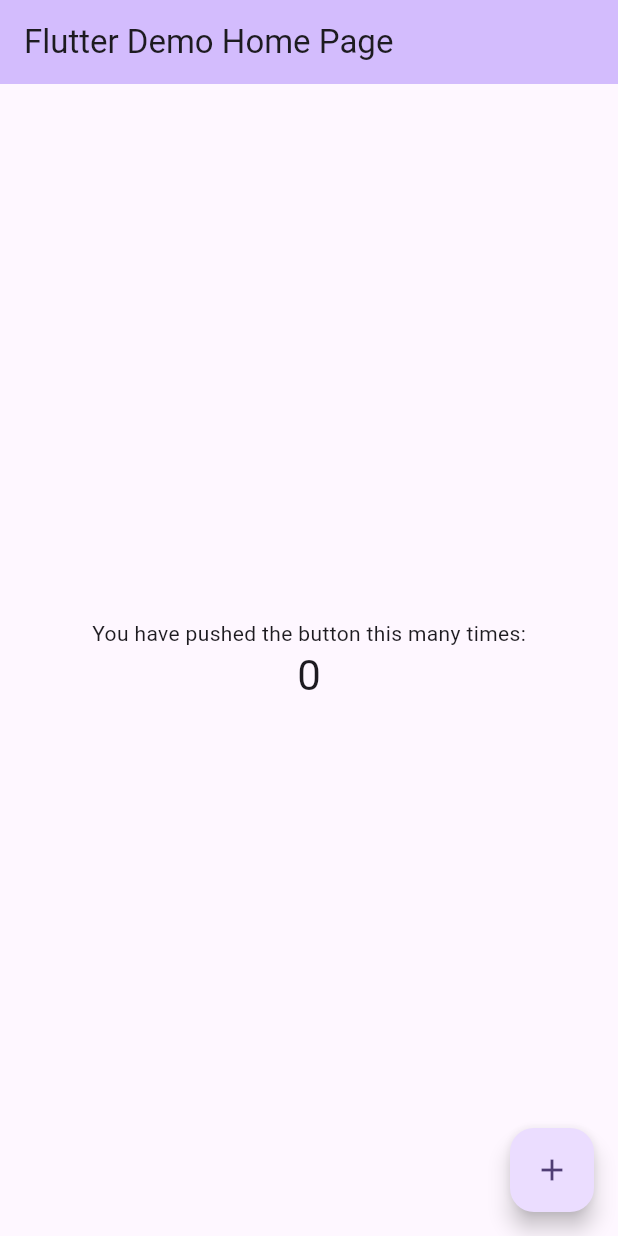
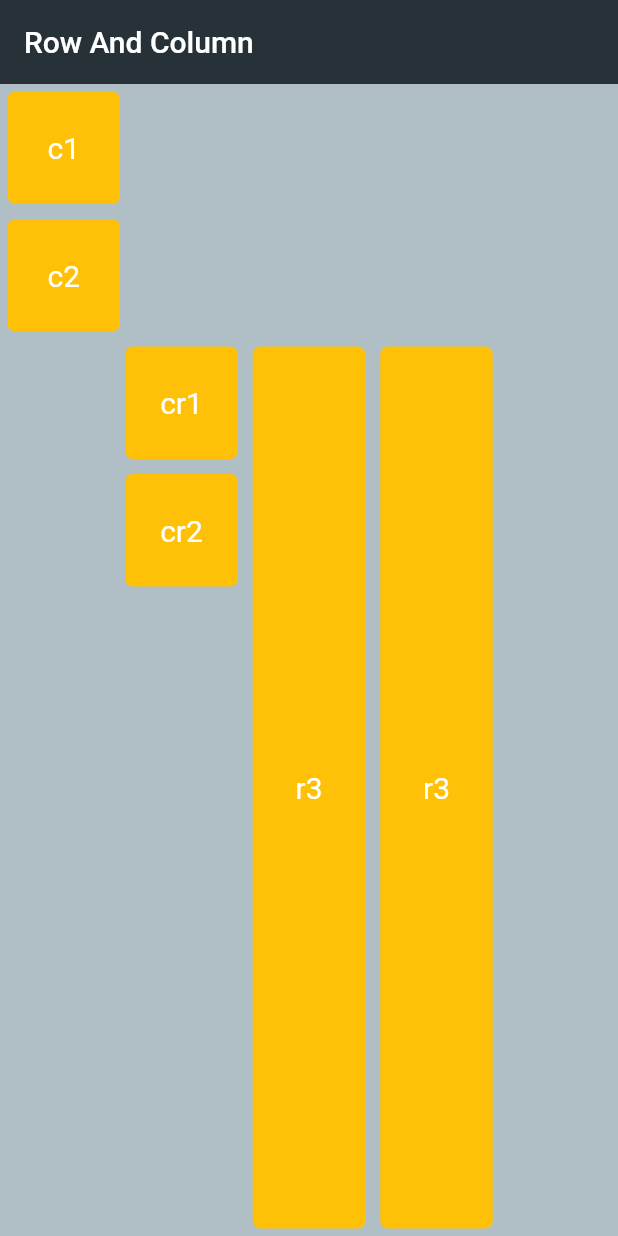
Before and after one commit to huseyinsahinli/FlutterForYouTube, a Flutter app: the screen it shows after launch, on a phone screen of 412 x 824 dp. Run offline on Flutter 3.47's test engine with Material 2 defaults, Android fonts, the light colour scheme and no system bars.

Commit message:
Row And Column

```diff
--- /dev/null
+++ b/lib/core/colors/custom_colors.dart
@@ -0,0 +1,19 @@
+import 'package:flutter/material.dart';
+
+class CustomColors {
+  static const List<Color> randomColorList = [
+    Colors.red,
+    Colors.green,
+    Colors.blue,
+    Colors.yellow,
+    Colors.purple,
+    Colors.orange,
+    Colors.pink,
+    Colors.teal,
+    Colors.cyan,
+    Colors.amber,
+    Colors.lime,
+    Colors.indigo,
+    Colors.brown,
+  ];
+}
--- a/lib/main.dart
+++ b/lib/main.dart
@@ -1,125 +1,17 @@
 import 'package:flutter/material.dart';
+import 'package:flutter_youtube/view/home_page.dart';
 
-void main() {
-  runApp(const MyApp());
-}
+void main() => runApp(const MyApp());
 
 class MyApp extends StatelessWidget {
   const MyApp({super.key});
 
-  // This widget is the root of your application.
   @override
   Widget build(BuildContext context) {
-    return MaterialApp(
-      title: 'Flutter Demo',
-      theme: ThemeData(
-        // This is the theme of your application.
-        //
-        // TRY THIS: Try running your application with "flutter run". You'll see
-        // the application has a blue toolbar. Then, without quitting the app,
-        // try changing the seedColor in the colorScheme below to Colors.green
-        // and then invoke "hot reload" (save your changes or press the "hot
-        // reload" button in a Flutter-supported IDE, or press "r" if you used
-        // the command line to start the app).
-        //
-        // Notice that the counter didn't reset back to zero; the application
-        // state is not lost during the reload. To reset the state, use hot
-        // restart instead.
-        //
-        // This works for code too, not just values: Most code changes can be
-        // tested with just a hot reload.
-        colorScheme: ColorScheme.fromSeed(seedColor: Colors.deepPurple),
-        useMaterial3: true,
-      ),
-      home: const MyHomePage(title: 'Flutter Demo Home Page'),
+    return const MaterialApp(
+      title: 'Flutter Steps',
+      debugShowCheckedModeBanner: false,
+      home: HomePage(),
     );
   }
 }
-
-class MyHomePage extends StatefulWidget {
-  const MyHomePage({super.key, required this.title});
-
-  // This widget is the home page of your application. It is stateful, meaning
-  // that it has a State object (defined below) that contains fields that affect
-  // how it looks.
-
-  // This class is the configuration for the state. It holds the values (in this
-  // case the title) provided by the parent (in this case the App widget) and
-  // used by the build method of the State. Fields in a Widget subclass are
-  // always marked "final".
-
-  final String title;
-
-  @override
-  State<MyHomePage> createState() => _MyHomePageState();
-}
-
-class _MyHomePageState extends State<MyHomePage> {
-  int _counter = 0;
-
-  void _incrementCounter() {
-    setState(() {
-      // This call to setState tells the Flutter framework that something has
-      // changed in this State, which causes it to rerun the build method below
-      // so that the display can reflect the updated values. If we changed
-      // _counter without calling setState(), then the build method would not be
-      // called again, and so nothing would appear to happen.
-      _counter++;
-    });
-  }
-
-  @override
-  Widget build(BuildContext context) {
-    // This method is rerun every time setState is called, for instance as done
-    // by the _incrementCounter method above.
-    //
-    // The Flutter framework has been optimized to make rerunning build methods
-    // fast, so that you can just rebuild anything that needs updating rather
-    // than having to individually change instances of widgets.
-    return Scaffold(
-      appBar: AppBar(
-        // TRY THIS: Try changing the color here to a specific color (to
-        // Colors.amber, perhaps?) and trigger a hot reload to see the AppBar
-        // change color while the other colors stay the same.
-        backgroundColor: Theme.of(context).colorScheme.inversePrimary,
-        // Here we take the value from the MyHomePage object that was created by
-        // the App.build method, and use it to set our appbar title.
-        title: Text(widget.title),
-      ),
-      body: Center(
-        // Center is a layout widget. It takes a single child and positions it
-        // in the middle of the parent.
-        child: Column(
-          // Column is also a layout widget. It takes a list of children and
-          // arranges them vertically. By default, it sizes itself to fit its
-          // children horizontally, and tries to be as tall as its parent.
-          //
-          // Column has various properties to control how it sizes itself and
-          // how it positions its children. Here we use mainAxisAlignment to
-          // center the children vertically; the main axis here is the vertical
-          // axis because Columns are vertical (the cross axis would be
-          // horizontal).
-          //
-          // TRY THIS: Invoke "debug painting" (choose the "Toggle Debug Paint"
-          // action in the IDE, or press "p" in the console), to see the
-          // wireframe for each widget.
-          mainAxisAlignment: MainAxisAlignment.center,
-          children: <Widget>[
-            const Text(
-              'You have pushed the button this many times:',
-            ),
-            Text(
-              '$_counter',
-              style: Theme.of(context).textTheme.headlineMedium,
-            ),
-          ],
-        ),
-      ),
-      floatingActionButton: FloatingActionButton(
-        onPressed: _incrementCounter,
-        tooltip: 'Increment',
-        child: const Icon(Icons.add),
-      ), // This trailing comma makes auto-formatting nicer for build methods.
-    );
-  }
-}
--- /dev/null
+++ b/lib/view/home_page.dart
@@ -0,0 +1,42 @@
+import 'package:flutter/material.dart';
+import 'package:flutter_youtube/widgets/custom_container/custom_container.dart';
+
+class HomePage extends StatelessWidget {
+  const HomePage({super.key});
+
+  @override
+  Widget build(BuildContext context) {
+    return Scaffold(
+      appBar: AppBar(
+        backgroundColor: Colors.blueGrey.shade900,
+        title: const Text('Row And Column'),
+        elevation: 0,
+      ),
+      backgroundColor: Colors.blueGrey.shade200,
+      body: const Column(
+        mainAxisAlignment: MainAxisAlignment.center,
+        crossAxisAlignment: CrossAxisAlignment.start,
+        children: [
+          CustomContainer(string: "c1"),
+          CustomContainer(string: "c2"),
+          Expanded(
+            child: Row(
+              mainAxisAlignment: MainAxisAlignment.center,
+              crossAxisAlignment: CrossAxisAlignment.stretch,
+              children: [
+                Column(
+                  children: [
+                    CustomContainer(string: "cr1"),
+                    CustomContainer(string: "cr2"),
+                  ],
+                ),
+                CustomContainer(string: "r3"),
+                CustomContainer(string: "r3"),
+              ],
+            ),
+          ),
+        ],
+      ),
+    );
+  }
+}
--- /dev/null
+++ b/lib/widgets/custom_container/custom_container.dart
@@ -0,0 +1,34 @@
+import 'dart:math';
+
+import 'package:flutter/material.dart';
+import 'package:flutter_youtube/core/colors/custom_colors.dart';
+
+class CustomContainer extends StatelessWidget {
+  final String string;
+  const CustomContainer({
+    super.key,
+    required this.string,
+  });
+
+  @override
+  Widget build(BuildContext context) {
+    return Container(
+      margin: const EdgeInsets.all(5),
+      height: 75,
+      width: 75,
+      decoration: BoxDecoration(
+        color: CustomColors.randomColorList[Random().nextInt(CustomColors.randomColorList.length)],
+        borderRadius: BorderRadius.circular(5),
+      ),
+      child: Center(
+        child: Text(
+          string,
+          style: const TextStyle(
+            color: Colors.white,
+            fontSize: 20,
+          ),
+        ),
+      ),
+    );
+  }
+}
```
